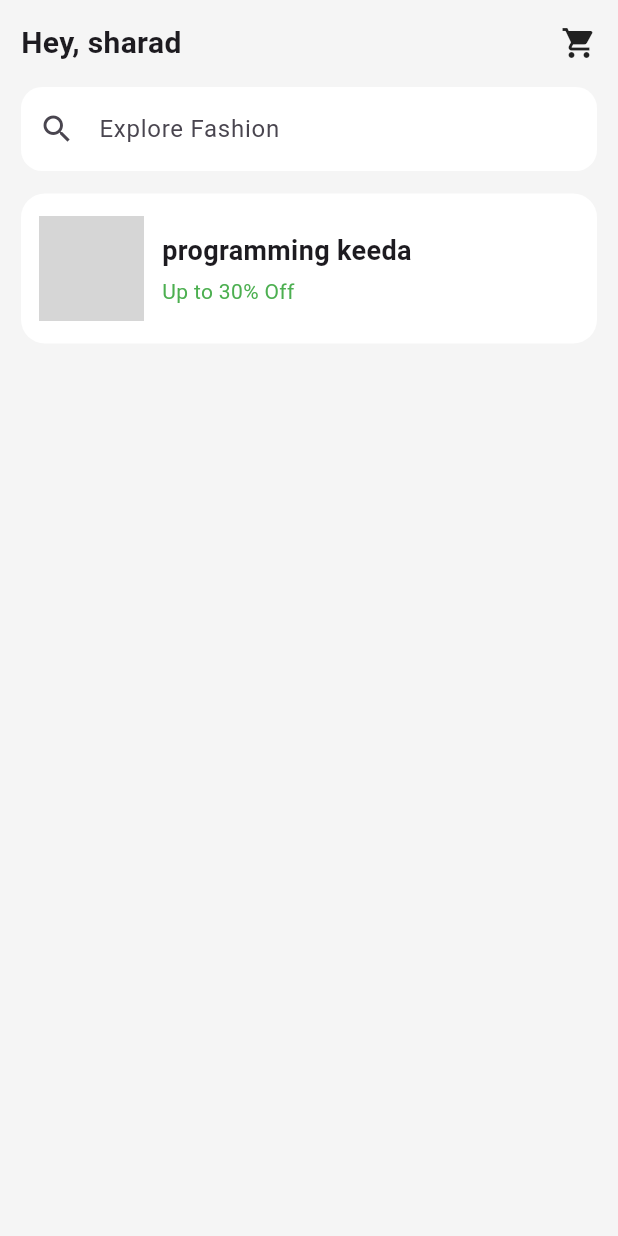
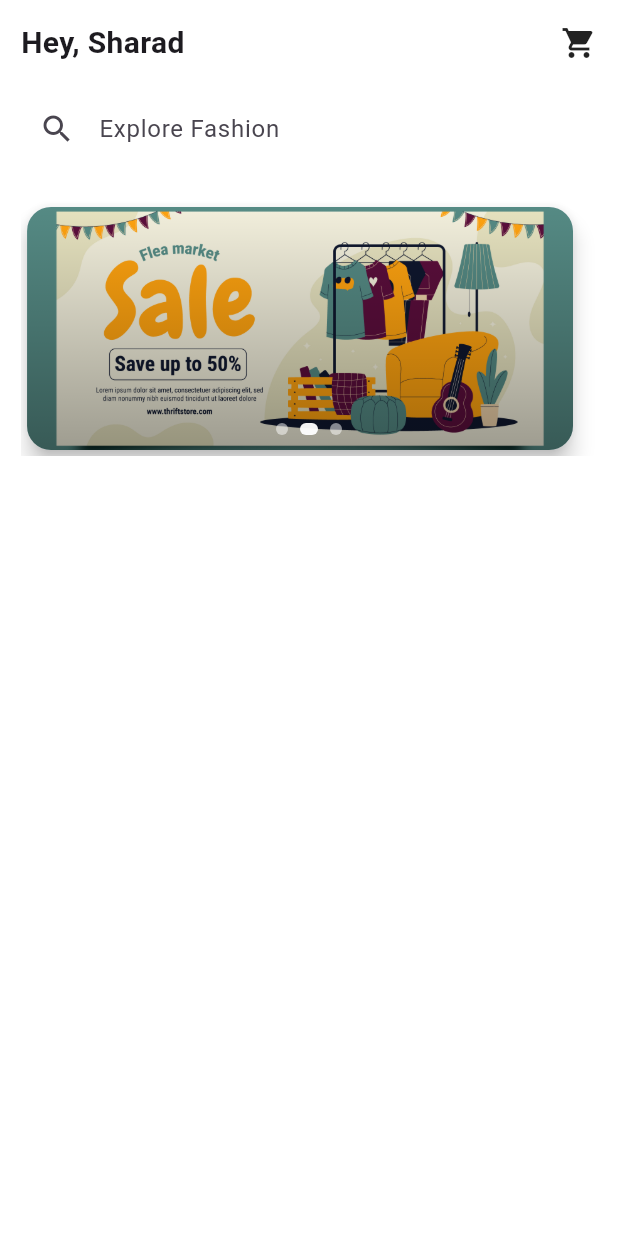
Before and after one commit to sharadK24/ecommerce, a Flutter app: the screen it shows after launch, on a phone screen of 412 x 824 dp. Run offline on Flutter 3.47's test engine with Material 3 defaults, Android fonts, the phone set to English and light mode, and no system bars; grey boxes are pictures that could not be loaded.

```diff
--- a/lib/screens/home_screen.dart
+++ b/lib/screens/home_screen.dart
@@ -1,29 +1,78 @@
-// lib/screens/home_screen.dart
+import 'dart:async';
 import 'package:flutter/material.dart';
 
-class HomeScreen extends StatelessWidget {
+class HomeScreen extends StatefulWidget {
   const HomeScreen({super.key});
+
+  @override
+  State<HomeScreen> createState() => _HomeScreenState();
+}
+
+class _HomeScreenState extends State<HomeScreen> {
+  final PageController _pageController = PageController();
+  int _currentPage = 0;
+  Timer? _timer;
+
+  final List<String> images = [
+    "assets/image_tshirt.jpg",
+    "assets/image_tshirt.jpg",
+    "assets/image_tshirt.jpg",
+  ];
+
+  @override
+  void initState() {
+    super.initState();
+
+    // 🔁 Auto slide every 2 seconds
+    _timer = Timer.periodic(const Duration(seconds: 5), (timer) {
+      if (!mounted) return;
+
+      if (_currentPage < images.length - 1) {
+        _currentPage++;
+      } else {
+        _currentPage = 0;
+      }
+
+      _pageController.animateToPage(
+        _currentPage,
+        duration: const Duration(milliseconds: 400),
+        curve: Curves.easeInOut,
+      );
+    });
+  }
+
+  @override
+  void dispose() {
+    _timer?.cancel();
+    _pageController.dispose();
+    super.dispose();
+  }
+
   @override
   Widget build(BuildContext context) {
     return Scaffold(
-      backgroundColor: const Color(0xFFF5F5F5),
+      backgroundColor: const Color(0xFFFFFFFF),
       body: SafeArea(
         child: Padding(
           padding: const EdgeInsets.all(14),
           child: Column(
             crossAxisAlignment: CrossAxisAlignment.start,
             children: [
+              // Top row
               Row(
                 mainAxisAlignment: MainAxisAlignment.spaceBetween,
                 children: const [
                   Text(
-                    "Hey, sharad",
+                    "Hey, Sharad",
                     style: TextStyle(fontSize: 20, fontWeight: FontWeight.bold),
                   ),
                   Icon(Icons.shopping_cart),
                 ],
               ),
+
               const SizedBox(height: 15),
+
+              // Search field
               TextField(
                 decoration: InputDecoration(
                   hintText: "Explore Fashion",
@@ -36,46 +85,48 @@ class HomeScreen extends StatelessWidget {
                   ),
                 ),
               ),
-              const SizedBox(height: 15),
-              Container(
-                height: 100,
-                width: double.infinity,
-                padding: const EdgeInsets.all(12),
-                decoration: BoxDecoration(
-                  color: Colors.white,
-                  borderRadius: BorderRadius.circular(16),
-                ),
-                child: Row(
+
+              const SizedBox(height: 20),
+
+              // Slider with dots INSIDE
+              SizedBox(
+                height: 170,
+                child: Stack(
+                  alignment: Alignment.bottomCenter,
                   children: [
-                    Container(
-                      height: 70,
-                      width: 70,
-                      decoration: BoxDecoration(
-                        borderRadius: BorderRadius.circular(15),
+                    PageView.builder(
+                      controller: _pageController,
+                      itemCount: images.length,
+                      onPageChanged: (index) {
+                        setState(() {
+                          _currentPage = index;
+                        });
+                      },
+                      itemBuilder: (context, index) {
+                        return sliderItem(context, images[index]);
+                      },
+                    ),
+
+                    // Dots overlay on card (inside slider area)
+                    Positioned(
+                      bottom: 14,
+                      child: Row(
+                        children: List.generate(images.length, (index) {
+                          final bool isActive = _currentPage == index;
+                          return AnimatedContainer(
+                            duration: const Duration(milliseconds: 300),
+                            margin: const EdgeInsets.symmetric(horizontal: 4),
+                            width: isActive ? 12 : 8,
+                            height: 8,
+                            decoration: BoxDecoration(
+                              color: Colors.white.withOpacity(
+                                isActive ? 0.95 : 0.5,
+                              ),
+                              borderRadius: BorderRadius.circular(10),
+                            ),
+                          );
+                        }),
                       ),
-                      child: Image.asset(
-                        "assets/imgdemo.png",
-                        fit: BoxFit.cover,
-                      ),
-                    ),
-                    const SizedBox(width: 12),
-                    Column(
-                      crossAxisAlignment: CrossAxisAlignment.start,
-                      mainAxisAlignment: MainAxisAlignment.center,
-                      children: const [
-                        Text(
-                          "programming keeda",
-                          style: TextStyle(
-                            fontSize: 18,
-                            fontWeight: FontWeight.bold,
-                          ),
-                        ),
-                        SizedBox(height: 4),
-                        Text(
-                          "Up to 30% Off",
-                          style: TextStyle(color: Colors.green, fontSize: 14),
-                        ),
-                      ],
                     ),
                   ],
                 ),
@@ -86,4 +137,40 @@ class HomeScreen extends StatelessWidget {
       ),
     );
   }
+  Widget sliderItem(BuildContext context, String imagePath) {
+    return Padding(
+      padding: const EdgeInsets.only(right: 12),
+      child: Card(
+        elevation: 6,
+        shape: RoundedRectangleBorder(
+          borderRadius: BorderRadius.circular(16),
+        ),
+        child: ClipRRect(
+          borderRadius: BorderRadius.circular(16),
+          child: Stack(
+            fit: StackFit.expand,
+            children: [
+              Image.asset(
+                imagePath,
+                fit: BoxFit.cover,
+              ),
+              // Optional gradient to make dots/text clearly visible
+              Container(
+                decoration: BoxDecoration(
+                  gradient: LinearGradient(
+                    begin: Alignment.topCenter,
+                    end: Alignment.bottomCenter,
+                    colors: [
+                      Colors.transparent,
+                      Colors.transparent.withOpacity(0.35),
+                    ],
+                  ),
+                ),
+              ),
+            ],
+          ),
+        ),
+      ),
+    );
+  }
 }
```
Also changed, not shown: pubspec.yaml (+3 -70 lines), assets/image_tshirt.jpg (added), assets/image_tshirt.png (added), lib/assets/imgdemo.png (deleted).
